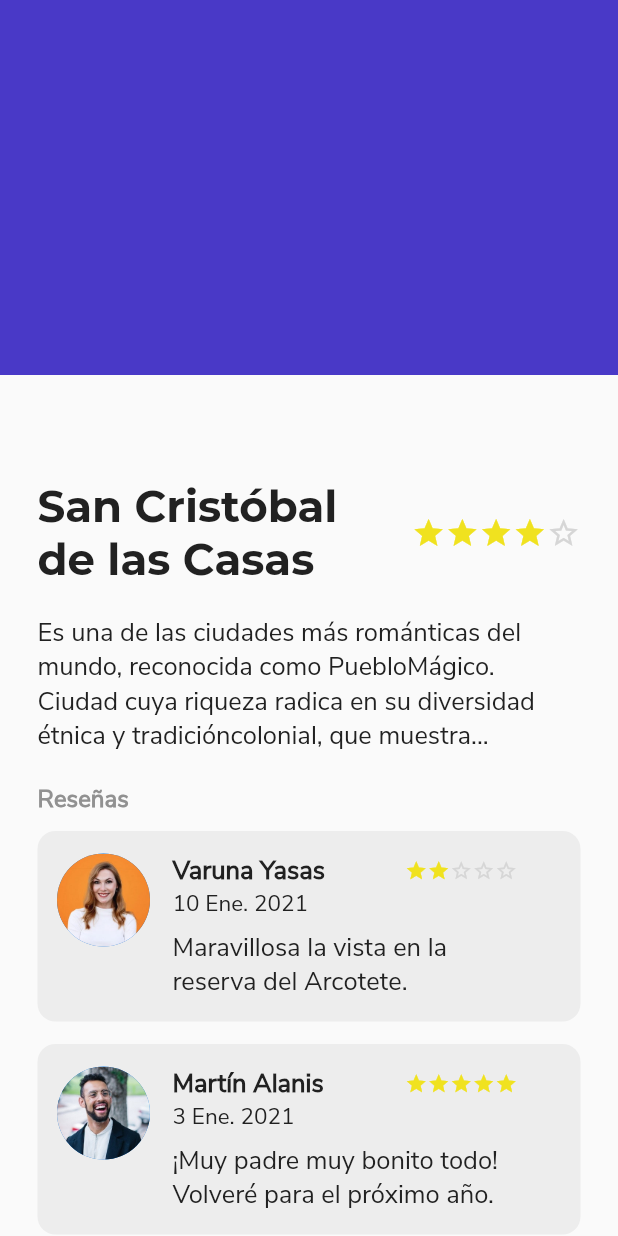
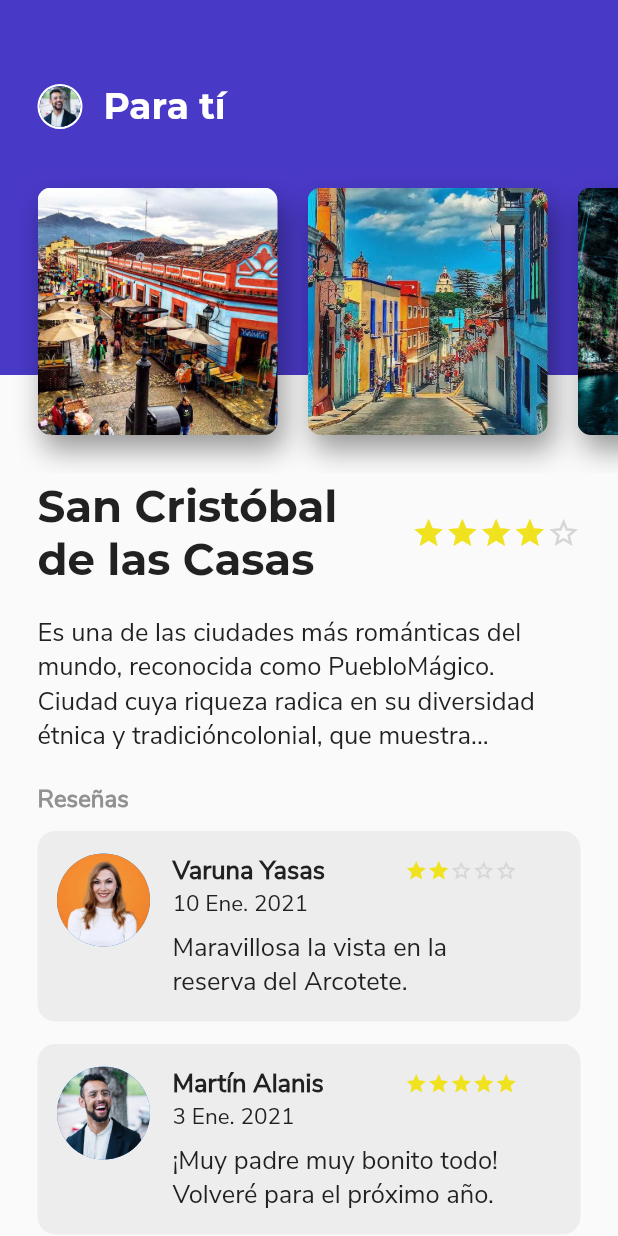
Before and after one commit to josegpulido/flutter-examples, a Flutter app: the screen it shows after launch, on a phone screen of 412 x 824 dp. Run offline on Flutter 3.47's test engine with Material 2 defaults, Android fonts, the phone set to English and light mode, and no system bars.

Commit message:
add: horizontal list view y termiy terminando header appbar

```diff
--- a/cuintle_app/lib/components/description.widget.dart
+++ b/cuintle_app/lib/components/description.widget.dart
@@ -35,7 +35,7 @@ class DescriptionPlace extends StatelessWidget {
     // Stars Widget
     final Container starsWidget = Container(
       child: Row(
-        children: StarsGenerator(score).build()
+        children: StarsBuilder(score).build()
       )
     );
 
--- /dev/null
+++ b/cuintle_app/lib/components/header-appbar.widget.dart
@@ -0,0 +1,90 @@
+// Required imports
+import 'package:flutter/material.dart';
+// Widgets
+import 'package:cuintle_app/components/horizontal-carousel.widget.dart';
+
+class HeaderAppbar extends StatelessWidget {
+
+  // Variables
+  final String photoUrl;
+  final List<String> places;
+
+  // Constructor del Main Widget
+  HeaderAppbar({
+    @required this.photoUrl,
+    @required this.places
+  });
+
+  // Main Widget
+  @override
+  Widget build(BuildContext context) {
+
+    // User Photo Widget
+    final Container userPhotoWidget = Container(
+      width: 30.0,
+      height: 30.0,
+      decoration: BoxDecoration(
+        borderRadius: BorderRadius.circular(100.0),
+        border: Border.all(
+          color: Colors.white,
+          width: 1.5
+        )
+      ),
+      child: CircleAvatar(
+        backgroundImage: AssetImage(photoUrl)
+      )
+    );
+
+    // Title Widget
+    final Container titleWidget = Container(
+      margin: EdgeInsets.only(
+        left: 14.0
+      ),
+      child: Text(
+        'Para tí',
+        textAlign: TextAlign.left,
+        style: TextStyle(
+          color: Colors.white,
+          fontSize: 24.0,
+          fontWeight: FontWeight.bold,
+          fontFamily: 'Montserrat'
+        )
+      )
+    );
+
+    // Widget
+    final Stack widget = Stack(
+      children: [
+        Container(
+          width: double.infinity,
+          height: 250.0,
+          color: Color(0xFF4939c7),
+        ),
+        Container(
+          width: double.infinity,
+          margin: EdgeInsets.only(
+            left: 25.0,
+            right: 25.0,
+            top: 56.0
+          ),
+          child: Row(
+            children: [
+              userPhotoWidget,
+              titleWidget
+            ]
+          )
+        ),
+        Container(
+          width: double.infinity,
+          margin: EdgeInsets.only(
+            top: 100.0
+          ),
+          child: HorizontalCarousel(places)
+        )
+      ]
+    );
+
+    // Return
+    return widget;
+  }
+}
--- a/cuintle_app/lib/components/horizontal-carousel.widget.dart
+++ b/cuintle_app/lib/components/horizontal-carousel.widget.dart
@@ -1,11 +1,50 @@
 // Required imports
 import 'package:flutter/material.dart';
+// Widgets
+import 'package:cuintle_app/components/image-card.widget.dart';
 
 class HorizontalCarousel extends StatelessWidget {
+
+  // Variables
+  final List<String> places;
+
+  // Constructor del Main Widget
+  HorizontalCarousel(this.places);
+
+  // Image List Builder
+  List<Widget> imageListBuilder(List<String> places) {
+
+    // Recursive generation
+    List<Widget> state = [];
+    for (int i = 0; i < places.length; i++) {
+      state.add(
+        ImageCard(places[i])
+      );
+    }
+
+    // Returning generated stars
+    return state;
+  }
 
   // Main Widget
   @override
   Widget build(BuildContext context) {
-    return null;
+
+    // Widget
+    final ConstrainedBox widget = ConstrainedBox(
+      constraints: BoxConstraints(
+        maxHeight: 215.0,
+        maxWidth: double.infinity
+      ),
+      child: ListView(
+        padding: EdgeInsets.all(15.0),
+        scrollDirection: Axis.horizontal,
+        shrinkWrap: true,
+        children: imageListBuilder(places)
+      )
+    );
+
+    // Return
+    return widget;
   }
 }
--- /dev/null
+++ b/cuintle_app/lib/components/image-card.widget.dart
@@ -0,0 +1,41 @@
+// Required imports
+import 'package:flutter/material.dart';
+
+class ImageCard extends StatelessWidget {
+
+  // Variables
+  final String imageUrl;
+
+  // Constructor
+  ImageCard(this.imageUrl);
+
+  // Main Widget
+  @override
+  Widget build(BuildContext context) {
+
+    // Widget
+    final Container widget = Container(
+      width: 160.0,
+      height: 160.0,
+      margin: EdgeInsets.all(10.0),
+      decoration: BoxDecoration(
+        borderRadius: BorderRadius.circular(9.0),
+        shape: BoxShape.rectangle,
+        boxShadow: <BoxShadow> [
+          BoxShadow(
+            color: Colors.black38,
+            blurRadius: 15.0,
+            offset: Offset(4.0, 10.0) // <-- offset define la posición de la sombra en 'x' y en 'y'
+          )
+        ],
+        image: DecorationImage(
+          fit: BoxFit.cover,
+          image: AssetImage(imageUrl)
+        )
+      )
+    );
+
+    // Return
+    return widget;
+  }
+}
--- a/cuintle_app/lib/components/review.widget.dart
+++ b/cuintle_app/lib/components/review.widget.dart
@@ -20,7 +20,7 @@ class Review extends StatelessWidget {
   Widget build(BuildContext context) {
 
     // User Photo Widget
-    final Container userPhoto = Container(
+    final Container userPhotoWidget = Container(
       width: 62.0,
       height: 62.0,
       child: CircleAvatar(
@@ -29,7 +29,7 @@ class Review extends StatelessWidget {
     );
 
     // User Details Widget
-    final Container userDetails = Container(
+    final Container userDetailsWidget = Container(
       margin: EdgeInsets.only(
         left: 15.0
       ),
@@ -51,7 +51,7 @@ class Review extends StatelessWidget {
                   )
                 ),
                 Row(
-                  children: StarsGenerator(score, 15.0).build()
+                  children: StarsBuilder(score, 15.0).build()
                 )
               ]
             )
@@ -107,8 +107,8 @@ class Review extends StatelessWidget {
       child: Row(
         crossAxisAlignment: CrossAxisAlignment.start,
         children: <Widget> [
-          userPhoto,
-          userDetails
+          userPhotoWidget,
+          userDetailsWidget
         ]
       )
     );
--- a/cuintle_app/lib/main.dart
+++ b/cuintle_app/lib/main.dart
@@ -4,6 +4,7 @@ import 'package:flutter/material.dart';
 import 'package:cuintle_app/components/description.widget.dart';
 import 'package:cuintle_app/components/review.widget.dart';
 import 'package:cuintle_app/components/mini-subtitle.widget.dart';
+import 'package:cuintle_app/components/header-appbar.widget.dart';
 
 void main() => runApp(MyApp());
 
@@ -78,10 +79,17 @@ class MyApp extends StatelessWidget {
                 )
               ]
             ),
-            Container(
-              width: double.infinity,
-              height: 250.0,
-              color: Color(0xFF4939c7)
+            HeaderAppbar(
+              /* Implementando named params: parámetros requeridos que además
+               * están ordenados con nombre.
+               */
+              photoUrl: 'assets/images/users/image_profile_2.jpg',
+              places: [
+                'assets/images/places/san_cristobal_de_las_casas.jpg',
+                'assets/images/places/atlixco_pueblo_magico.jpg',
+                'assets/images/places/cenote_merida.jpg',
+                'assets/images/places/playa_del_carmen.jpg'
+              ]
             )
           ]
         )
--- a/cuintle_app/lib/utilities/stars-generator.dart
+++ b/cuintle_app/lib/utilities/stars-generator.dart
@@ -1,14 +1,14 @@
 // Required imports
 import 'package:flutter/material.dart';
 
-class StarsGenerator {
+class StarsBuilder {
 
   // Variables
   final int score;
   final double size;
 
   // Constructor
-  StarsGenerator(
+  StarsBuilder(
     // Parameters
     this.score,
     // Optional parameters
```
